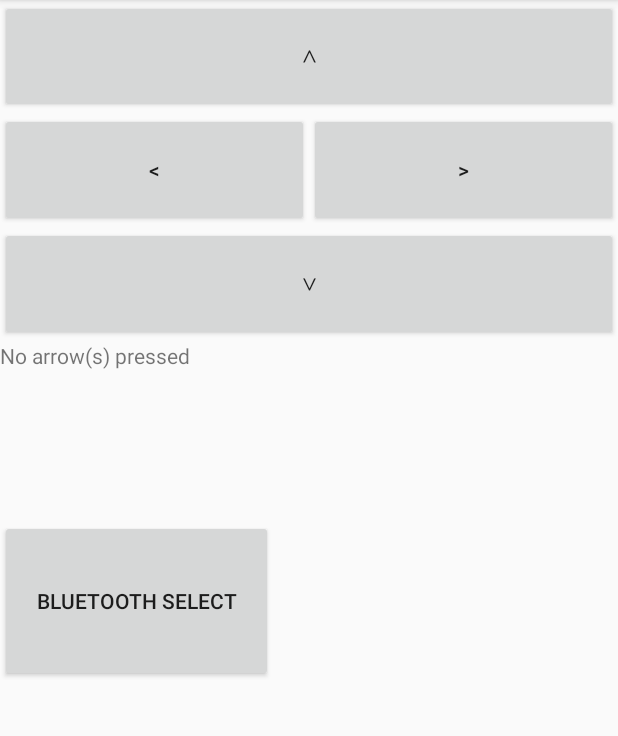
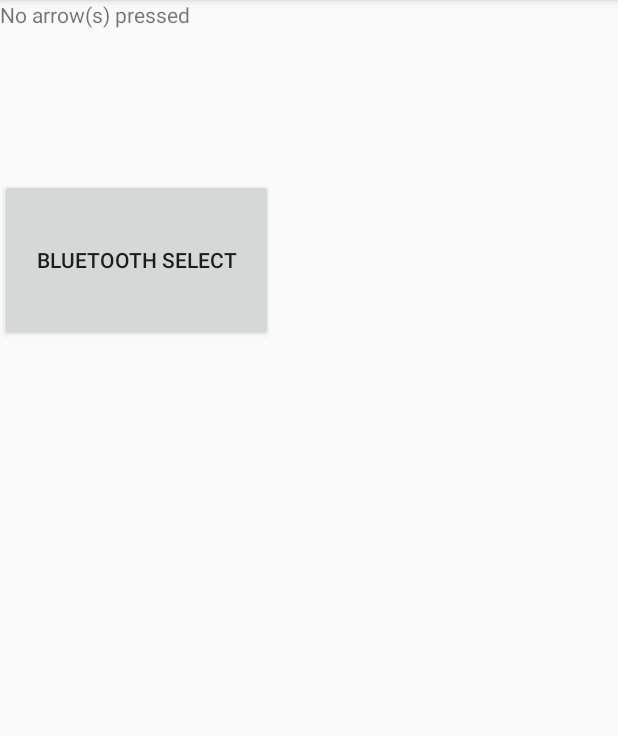
Before and after one commit to joy-kitson/RoomRover, an Android app: the screen it shows after launch (RoverMain), on a phone screen of 412 x 824 dp, the part 84-820 px from its top. Run offline under Robolectric (Android 15) with nearby library versions, the phone set to English and light mode, and no system bars.

Commit message:
got Bluetooth Device, once slected we open up a new activity

```diff
--- a/app/src/main/java/com/example/tkitson/roomrover/RoverMain.java
+++ b/app/src/main/java/com/example/tkitson/roomrover/RoverMain.java
@@ -36,6 +36,7 @@
             }
         });
 
+        /*
         //setup the arrow buttons
         int[] button_ids = {R.id.left_arrow_button,
                             R.id.right_arrow_button,
@@ -45,5 +46,6 @@
             Button button = findViewById(button_ids[i]);
             button.setOnClickListener(textViewUpdater);
         }
+        */
     }
 }
--- a/app/src/main/res/layout/activity_device_scan.xml
+++ b/app/src/main/res/layout/activity_device_scan.xml
@@ -7,6 +7,12 @@
     android:visibility="visible"
     tools:context=".DeviceScanActivity">
 
+    <TextView
+        android:layout_width="match_parent"
+        android:layout_height="wrap_content"
+        android:text="@string/bt_header"
+        android:textSize="14pt"/>
+
     <ListView
         android:id="@+id/android:list"
         android:layout_width="match_parent"
--- a/app/src/main/res/layout/activity_rover_main.xml
+++ b/app/src/main/res/layout/activity_rover_main.xml
@@ -6,67 +6,6 @@
     xmlns:app="http://schemas.android.com/apk/res-auto"
     tools:context=".MainActivity">
 
-    <RelativeLayout
-        android:id="@+id/arrows"
-        android:layout_width="match_parent"
-        android:layout_height="227dp"
-        tools:layout_editor_absoluteX="0dp"
-        tools:layout_editor_absoluteY="0dp">
-
-        <LinearLayout
-            android:layout_width="match_parent"
-            android:layout_height="match_parent"
-            android:orientation="vertical">
-
-            <Button
-                android:id="@+id/up_arrow_button"
-                android:layout_width="match_parent"
-                android:layout_height="0dp"
-                android:layout_weight="1"
-                android:text="∧"
-                android:visibility="visible" />
-
-            <LinearLayout
-
-                android:layout_width="match_parent"
-                android:layout_height="0dp"
-                android:layout_weight="1">
-
-                <Button
-                    android:id="@+id/left_arrow_button"
-                    android:layout_width="0dp"
-                    android:layout_height="match_parent"
-                    android:layout_gravity="center_horizontal"
-                    android:layout_weight="1"
-                    android:text="@string/left_arrow"
-                    android:visibility="visible" />
-
-                <Button
-                    android:id="@+id/right_arrow_button"
-                    android:layout_width="0dp"
-                    android:layout_height="match_parent"
-                    android:layout_gravity="center_horizontal"
-                    android:layout_weight="1"
-                    android:text="@string/right_arrow"
-                    android:visibility="visible" />
-
-            </LinearLayout>
-
-            <Button
-                android:id="@+id/down_arrow_button"
-                android:layout_width="match_parent"
-                android:layout_height="0dp"
-                android:layout_weight="1"
-                android:text="∨"
-                android:visibility="visible"
-                tools:layout_editor_absoluteX="0dp"
-                tools:layout_editor_absoluteY="200dp" />
-
-
-        </LinearLayout>
-
-    </RelativeLayout>
-
     <TextView
         android:id="@id/text"
         android:layout_width="wrap_content"
@@ -74,8 +13,7 @@
         android:layout_centerHorizontal="true"
         android:layout_centerVertical="true"
         android:text="@string/no_arrow"
-        app:layout_constraintBottom_toTopOf="@id/bluetooth_button"
-        app:layout_constraintTop_toBottomOf="@id/arrows" />
+        app:layout_constraintBottom_toTopOf="@id/bluetooth_button" />
 
     <Button
         android:id="@+id/bluetooth_button"
```
Also changed, not shown: app/src/main/java/com/example/tkitson/roomrover/ControllerActivity.java (added, +17 -0 lines), app/src/main/java/com/example/tkitson/roomrover/DeviceScanActivity.java (+29 -53 lines), app/src/main/res/layout/controller_layout.xml (added, +67 -0 lines).
